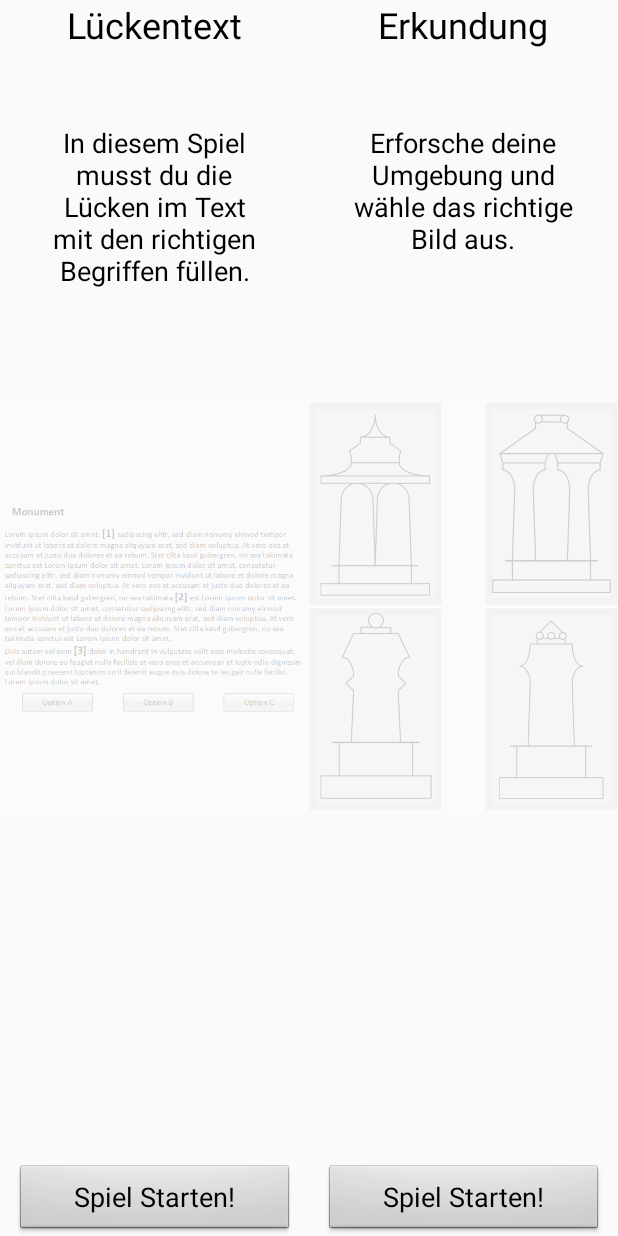
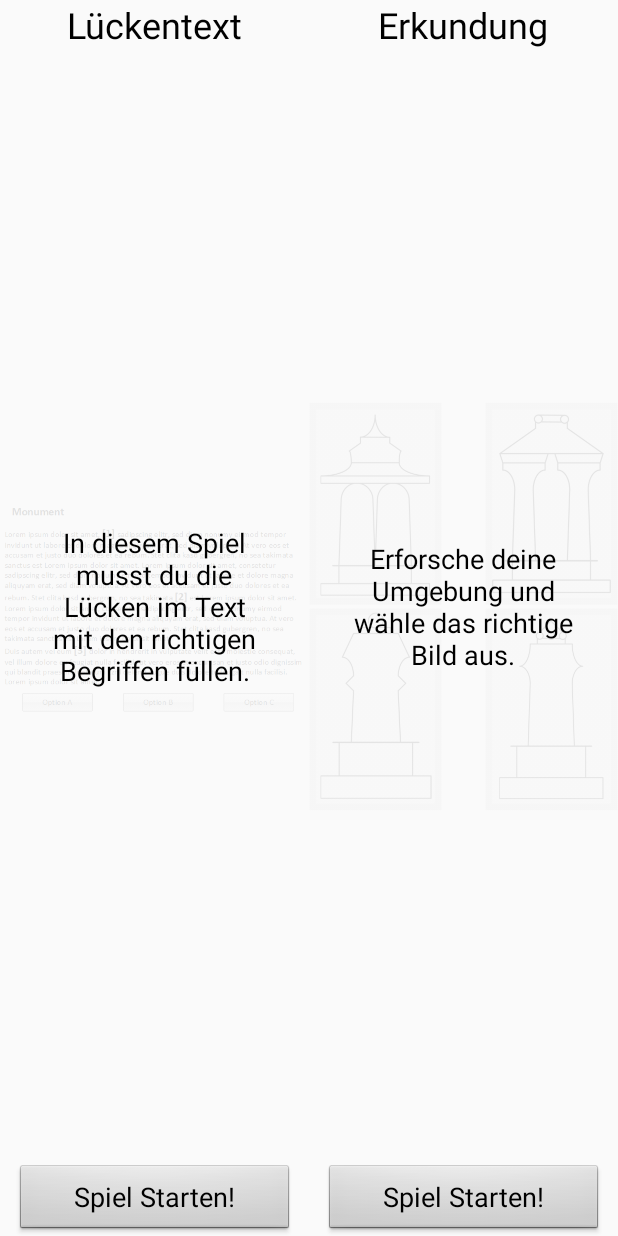
Before and after one commit to Candlekain/OSM_Game_Revised, an Android app: the layout dialog_menu.xml on its own in the app's theme, with its tools: preview values and no code run, on a phone screen of 412 x 824 dp. Run offline under Robolectric (Android 15) with nearby library versions, the phone set to English and light mode, and no system bars.

Commit message:
- minor modifications

```diff
--- a/app/src/main/res/layout/dialog_menu.xml
+++ b/app/src/main/res/layout/dialog_menu.xml
@@ -31,11 +31,12 @@
                 android:layout_width="wrap_content"
                 android:layout_height="wrap_content"
                 android:src="@drawable/fill_blanks"
-                android:alpha="0.2"/>
+                android:alpha="0.1"/>
 
             <TextView
                 android:layout_width="match_parent"
                 android:layout_height="match_parent"
+                android:gravity="center"
                 android:text="@string/game_1_content"
                 android:textColor="@android:color/black"
                 android:textSize="18sp"
@@ -82,11 +83,12 @@
                 android:layout_width="wrap_content"
                 android:layout_height="wrap_content"
                 android:src="@drawable/image_pick"
-                android:alpha="0.2"/>
+                android:alpha="0.1"/>
 
             <TextView
                 android:layout_width="match_parent"
                 android:layout_height="match_parent"
+                android:gravity="center"
                 android:text="@string/game_2_content"
                 android:textColor="@android:color/black"
                 android:textSize="18sp"
```
Also changed, not shown: app/src/main/java/com/example/georg/osmapp/GameExplorationActivity.java (+9 -2 lines).
